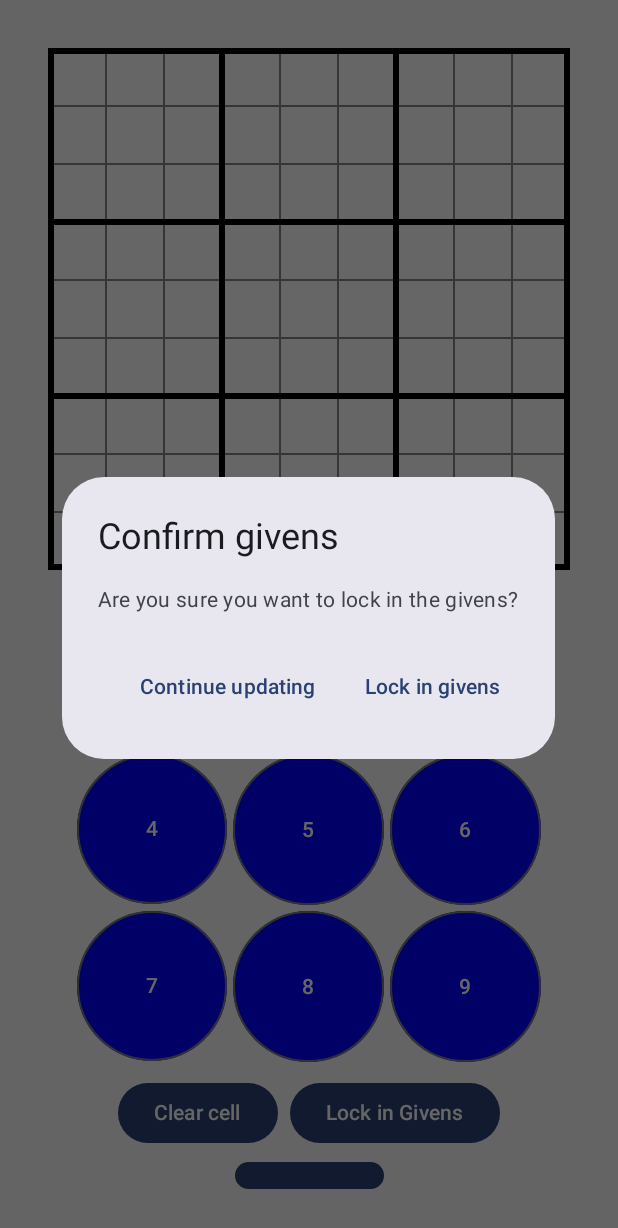
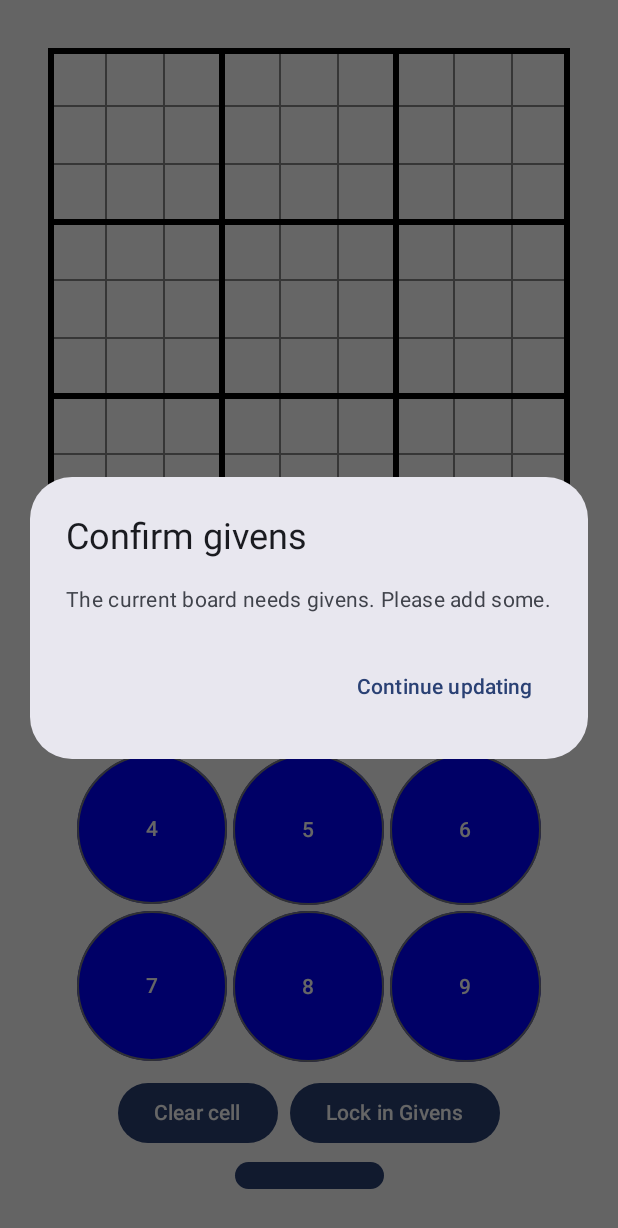
Before and after one commit to k-a-cox/AI-Training, an Android app built with Jetpack Compose: the screen it shows after launch (MainActivity), after a tap on "Lock in Givens", on a phone screen of 412 x 824 dp. Shown: the top 1228 px of the screen. Run offline under Robolectric (Android 15) with nearby library versions, the phone set to English and light mode, and no system bars.

Commit message:
Add conflict logic to Givens workflow, refactor central validator to only care about conflicts not completeness.

```diff
--- a/3_sudoku_android/app/src/main/java/com/example/sudoku/MainActivity.kt
+++ b/3_sudoku_android/app/src/main/java/com/example/sudoku/MainActivity.kt
@@ -50,36 +50,32 @@ class MainActivity : ComponentActivity() {
                         ControlBoard(
                             gamePhase = state.boardPhase,
                             showNotes = state.notesOn,
-                            onAction = { action -> state = state.reduce(action) }
-                        )
+                            onAction = { action -> state = state.reduce(action) })
                     }
 
                     if (state.showLockGivensDialog) {
                         LockGivens(
                             isValid = GivensValidator.validateGivens(state.board),
+                            validationAnswer = GivensValidator.validateGrid(
+                                state.board
+                            ),
                             onConfirm = {
                                 state = state.lockInGivens()
                             },
                             onDismiss = {
                                 state = state.copy(showLockGivensDialog = false)
-                            }
-                        )
+                            })
                     }
 
                     if (state.showSubmitBoardDialog) {
                         val validationAnswer = SubmitBoardValidator().validateSolution(state.board)
-                        BoardValidationPrompt(
-                            validationAnswer,
-                            onConfirm = {
-                                state = state.newGame()
-                            },
-                            onValidDismiss = {
-                                state = state.lockBoard()
-                            },
-                            onInvalidDismiss = {
-                                state = state.copy(showSubmitBoardDialog = false)
-                            }
-                        )
+                        BoardValidationPrompt(validationAnswer, onConfirm = {
+                            state = state.newGame()
+                        }, onValidDismiss = {
+                            state = state.lockBoard()
+                        }, onInvalidDismiss = {
+                            state = state.copy(showSubmitBoardDialog = false)
+                        })
                     }
                 }
             }
--- a/3_sudoku_android/app/src/main/java/com/example/sudoku/domain/validators/GivensValidator.kt
+++ b/3_sudoku_android/app/src/main/java/com/example/sudoku/domain/validators/GivensValidator.kt
@@ -6,8 +6,7 @@ object GivensValidator {
 
     fun validateGivens(boardState: SudokuBoardState): Boolean {
         if (!isStartingEmpty(boardState)) return false
-        if (!validateGrid(boardState)) return false
-
+        if (validateGrid(boardState) != BoardValidationResult.Valid) return false
 
         return true
     }
@@ -20,9 +19,9 @@ object GivensValidator {
         return true
     }
 
-    fun validateGrid(boardState: SudokuBoardState): Boolean {
-        return ValidateGrid.validateGrid(boardState, needsToBeFull = false) ==
-            BoardValidationResult.Valid
+    fun validateGrid(boardState: SudokuBoardState): BoardValidationResult {
+        if (boardState.cells.all { it.value == null }) return BoardValidationResult.Incomplete
+        return ValidateGrid.hasAnyConflicts(boardState)
     }
 
     fun lockInGivens(boardState: SudokuBoardState): SudokuBoardState {
--- a/3_sudoku_android/app/src/main/java/com/example/sudoku/domain/validators/SubmitBoardValidator.kt
+++ b/3_sudoku_android/app/src/main/java/com/example/sudoku/domain/validators/SubmitBoardValidator.kt
@@ -16,7 +16,8 @@ class SubmitBoardValidator {
     }
 
     fun validateGrid(boardState: SudokuBoardState): BoardValidationResult {
-        return ValidateGrid.validateGrid(boardState, needsToBeFull = true)
+        if (boardState.cells.all { it.value != null }) return BoardValidationResult.Incomplete
+        return ValidateGrid.hasAnyConflicts(boardState)
     }
 
 }
--- a/3_sudoku_android/app/src/main/java/com/example/sudoku/domain/validators/ValidateGrid.kt
+++ b/3_sudoku_android/app/src/main/java/com/example/sudoku/domain/validators/ValidateGrid.kt
@@ -4,15 +4,16 @@ import com.example.sudoku.domain.state.SudokuBoardState
 
 object ValidateGrid {
 
-    fun validateGrid(boardState: SudokuBoardState, needsToBeFull: Boolean): BoardValidationResult {
-        if (needsToBeFull && !isBoardFull(boardState)) {
-            return BoardValidationResult.Incomplete
-        }
+    fun hasAnyConflicts(boardState: SudokuBoardState): BoardValidationResult {
         for (index in 0 until 9) {
             if (!validateRow(boardState, index)) return BoardValidationResult.InvalidRow(index)
         }
         for (index in 0 until 9) {
-            if (!validateColumn(boardState, index)) return BoardValidationResult.InvalidColumn(index)
+            if (!validateColumn(
+                    boardState,
+                    index
+                )
+            ) return BoardValidationResult.InvalidColumn(index)
         }
         for (index in 0 until 9) {
             if (!validateBox(boardState, index)) return BoardValidationResult.InvalidBox(index)
@@ -67,8 +68,4 @@ object ValidateGrid {
         }
         return true
     }
-
-    fun isBoardFull(boardState: SudokuBoardState): Boolean {
-        return boardState.cells.all { it.value != null }
-    }
 }
--- a/3_sudoku_android/app/src/main/java/com/example/sudoku/ui/feedback/LockGivens.kt
+++ b/3_sudoku_android/app/src/main/java/com/example/sudoku/ui/feedback/LockGivens.kt
@@ -4,18 +4,47 @@ import androidx.compose.material3.AlertDialog
 import androidx.compose.material3.Text
 import androidx.compose.material3.TextButton
 import androidx.compose.runtime.Composable
+import com.example.sudoku.domain.validators.BoardValidationResult
 
 
 @Composable
 fun LockGivens(
     isValid: Boolean = true,
+    validationAnswer: BoardValidationResult = BoardValidationResult.Valid,
     onConfirm: () -> Unit,
     onDismiss: () -> Unit,
 ) {
+    val ordinals = listOf(
+        "first", "second", "third", "fourth", "fifth", "sixth", "seventh", "eighth", "ninth"
+    )
+    val boxes = listOf(
+        "top left",
+        "top middle",
+        "top right",
+        "middle left",
+        "center",
+        "middle right",
+        "bottom left",
+        "bottom middle",
+        "bottom right"
+    )
+
     val message = if (isValid) {
         "Are you sure you want to lock in the givens?"
     } else {
-        "The current board is invalid. Please update the numbers."
+        when (validationAnswer) {
+            BoardValidationResult.Valid,
+            BoardValidationResult.Incomplete -> "The current board needs givens. Please add some."
+
+            is BoardValidationResult.InvalidRow ->
+                "The ${ordinals[validationAnswer.rowIndex]} row is invalid. Please fix this row."
+
+            is BoardValidationResult.InvalidColumn ->
+                "The ${ordinals[validationAnswer.columnIndex]} column is invalid. Please fix this column."
+
+            is BoardValidationResult.InvalidBox ->
+                "The ${boxes[validationAnswer.boxIndex]} box is invalid. Please fix this box."
+        }
     }
     AlertDialog(
         onDismissRequest = onDismiss,
```
Also changed, not shown: 2 other files.
